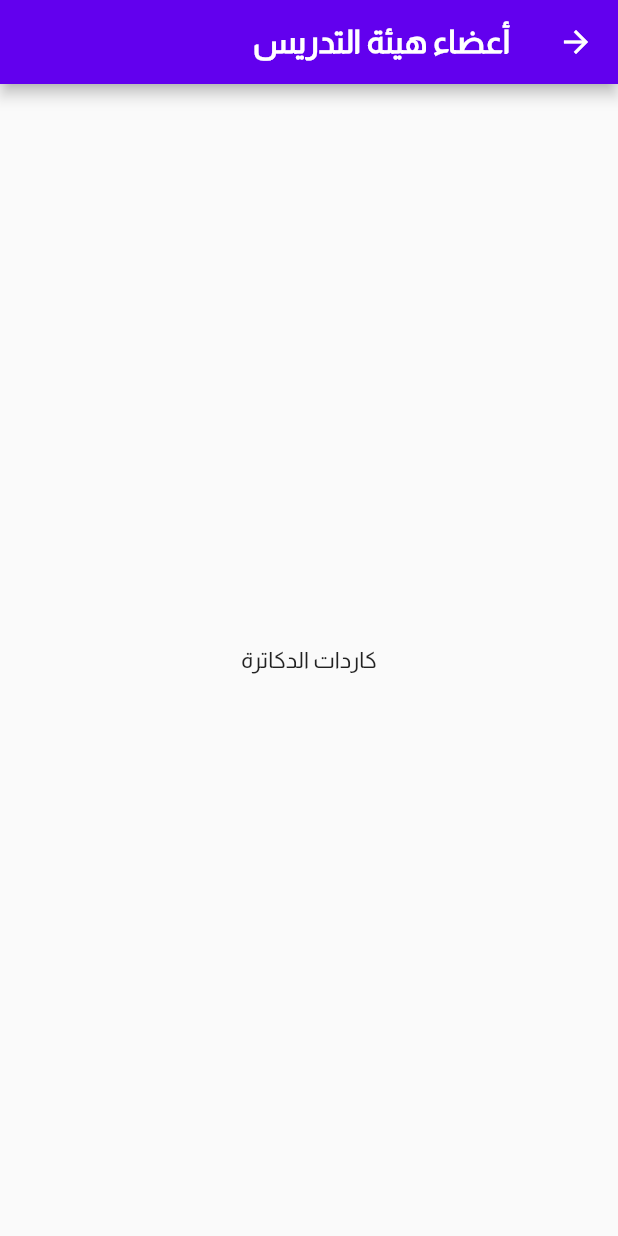
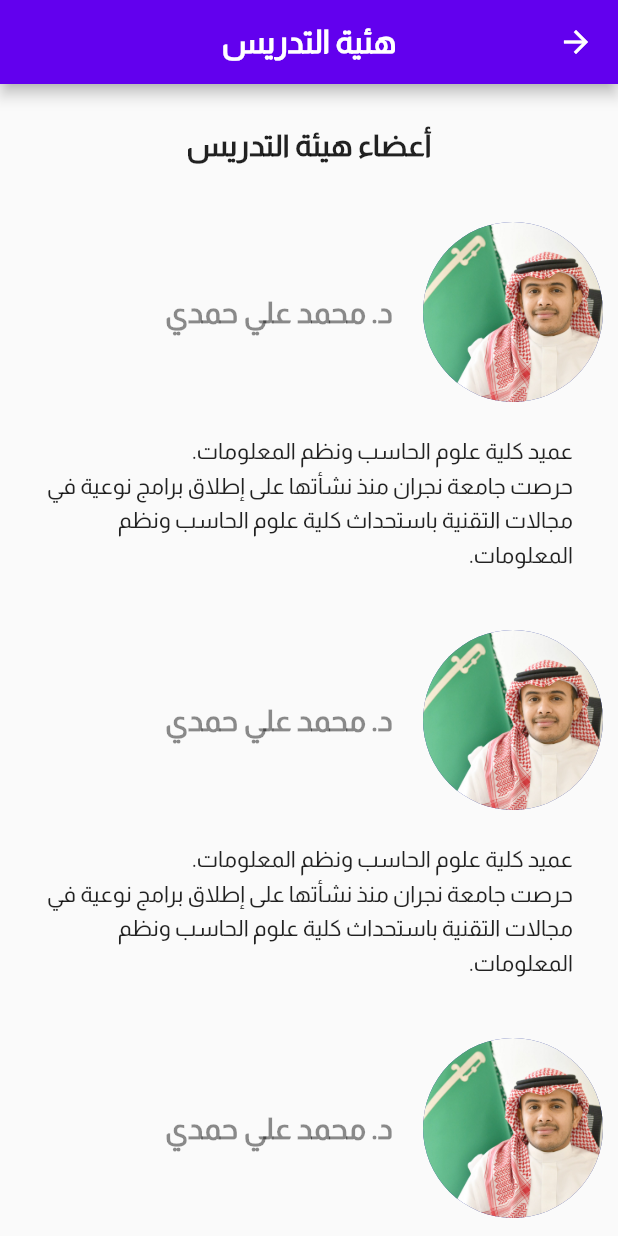
Before and after one commit to Ezzalarab/college_events, a Flutter app: the CollegeFaculty screen opened directly, on a phone screen of 412 x 824 dp. Run offline on Flutter 3.47's test engine with Material 2 defaults, Android fonts, the phone set to English and light mode, and no system bars; our stand-ins replace carousel_slider.

Commit message:
add college faculty and doctors

```diff
--- a/lib/pages/college_faculty.dart
+++ b/lib/pages/college_faculty.dart
@@ -1,17 +1,65 @@
+import 'package:college_events/widgets/faculty/person_card.dart';
 import 'package:flutter/material.dart';
 
-class CollegeFaculty extends StatelessWidget {
+class CollegeFaculty extends StatefulWidget {
   const CollegeFaculty({super.key});
+
+  @override
+  State<CollegeFaculty> createState() => _CollegeFacultyState();
+}
+
+class _CollegeFacultyState extends State<CollegeFaculty> {
+  List<Doctor> doctors = [
+    Doctor(
+      name: "د. محمد علي حمدي",
+      img: "images/doctor.jpg",
+      disc:
+          "عميد كلية علوم الحاسب ونظم المعلومات.\nحرصت جامعة نجران منذ نشأتها على إطلاق برامج نوعية في مجالات التقنية باستحداث كلية علوم الحاسب ونظم المعلومات.",
+    ),
+    Doctor(
+      name: "د. محمد علي حمدي",
+      img: "images/doctor.jpg",
+      disc:
+          "عميد كلية علوم الحاسب ونظم المعلومات.\nحرصت جامعة نجران منذ نشأتها على إطلاق برامج نوعية في مجالات التقنية باستحداث كلية علوم الحاسب ونظم المعلومات.",
+    ),
+    Doctor(
+      name: "د. محمد علي حمدي",
+      img: "images/doctor.jpg",
+      disc:
+          "عميد كلية علوم الحاسب ونظم المعلومات.\nحرصت جامعة نجران منذ نشأتها على إطلاق برامج نوعية في مجالات التقنية باستحداث كلية علوم الحاسب ونظم المعلومات.",
+    ),
+  ];
 
   @override
   Widget build(BuildContext context) {
     return Scaffold(
       appBar: AppBar(
-        title: const Text("أعضاء هيئة التدريس"),
+        title: const Text("هئية التدريس"),
+        centerTitle: true,
       ),
-      body: const Center(
-        child: Text(
-          'كاردات الدكاترة',
+      body: SingleChildScrollView(
+        child: Column(
+          children: [
+            const Padding(
+              padding: EdgeInsets.all(30),
+              child: Text(
+                "أعضاء هيئة التدريس",
+                style: TextStyle(
+                  color: Colors.black87,
+                  fontSize: 20,
+                  fontWeight: FontWeight.bold,
+                ),
+              ),
+            ),
+            ListView.builder(
+              shrinkWrap: true,
+              physics: const NeverScrollableScrollPhysics(),
+              itemCount: doctors.length,
+              itemBuilder: (context, index) => PersonCard(
+                person: doctors[index],
+              ),
+            ),
+          ],
         ),
       ),
     );
--- a/lib/pages/home_page.dart
+++ b/lib/pages/home_page.dart
@@ -1,9 +1,9 @@
 // ignore_for_file: public_member_api_docs, sort_constructors_first
 
-import 'package:college_events/widgets/common/event_card.dart';
+import 'package:college_events/widgets/events/event_card.dart';
 import 'package:flutter/material.dart';
 
-import 'package:college_events/widgets/common/news_card.dart';
+import 'package:college_events/widgets/home/news_card.dart';
 import 'package:college_events/widgets/home/home_carousel/home_carousel.dart';
 import 'package:college_events/widgets/home/home_drawer/home_drawer.dart';
 
--- a/lib/widgets/common/event_card.dart
+++ b/lib/widgets/events/event_card.dart
@@ -1,4 +1,4 @@
-import 'package:college_events/widgets/common/news_card.dart';
+import 'package:college_events/widgets/home/news_card.dart';
 import 'package:flutter/material.dart';
 
 class EventCard extends StatelessWidget {
--- a/lib/widgets/faculty/person_card.dart
+++ b/lib/widgets/faculty/person_card.dart
@@ -2,15 +2,8 @@
 import 'package:flutter/material.dart';
 
 class PersonCard extends StatelessWidget {
-  const PersonCard({
-    Key? key,
-    required this.img,
-    required this.name,
-    required this.disc,
-  }) : super(key: key);
-  final String img;
-  final String name;
-  final String disc;
+  const PersonCard({Key? key, required this.person}) : super(key: key);
+  final Doctor person;
 
   @override
   Widget build(BuildContext context) {
@@ -23,7 +16,7 @@ class PersonCard extends StatelessWidget {
               padding: const EdgeInsets.all(10.0),
               child: CircleAvatar(
                 backgroundImage: AssetImage(
-                  img,
+                  person.img,
                 ),
                 radius: 60,
               ),
@@ -31,7 +24,7 @@ class PersonCard extends StatelessWidget {
             const SizedBox(width: 10),
             Center(
               child: Text(
-                name,
+                person.name,
                 style: const TextStyle(
                     fontSize: 20,
                     fontWeight: FontWeight.bold,
@@ -43,7 +36,7 @@ class PersonCard extends StatelessWidget {
         Padding(
           padding: const EdgeInsets.symmetric(horizontal: 30, vertical: 10),
           child: Text(
-            disc,
+            person.disc,
             style: const TextStyle(
               color: Colors.black87,
               height: 1.5,
@@ -55,3 +48,14 @@ class PersonCard extends StatelessWidget {
     );
   }
 }
+
+class Doctor {
+  final String name;
+  final String img;
+  final String disc;
+  Doctor({
+    required this.name,
+    required this.img,
+    required this.disc,
+  });
+}
```
Also changed, not shown: lib/pages/events_page.dart (+17 -16 lines), lib/widgets/home/home_drawer/home_drower_body.dart (+8 -2 lines), images/doctor.jpg (added), lib/widgets/home/news_card.dart (renamed from lib/widgets/common/news_card.dart).
